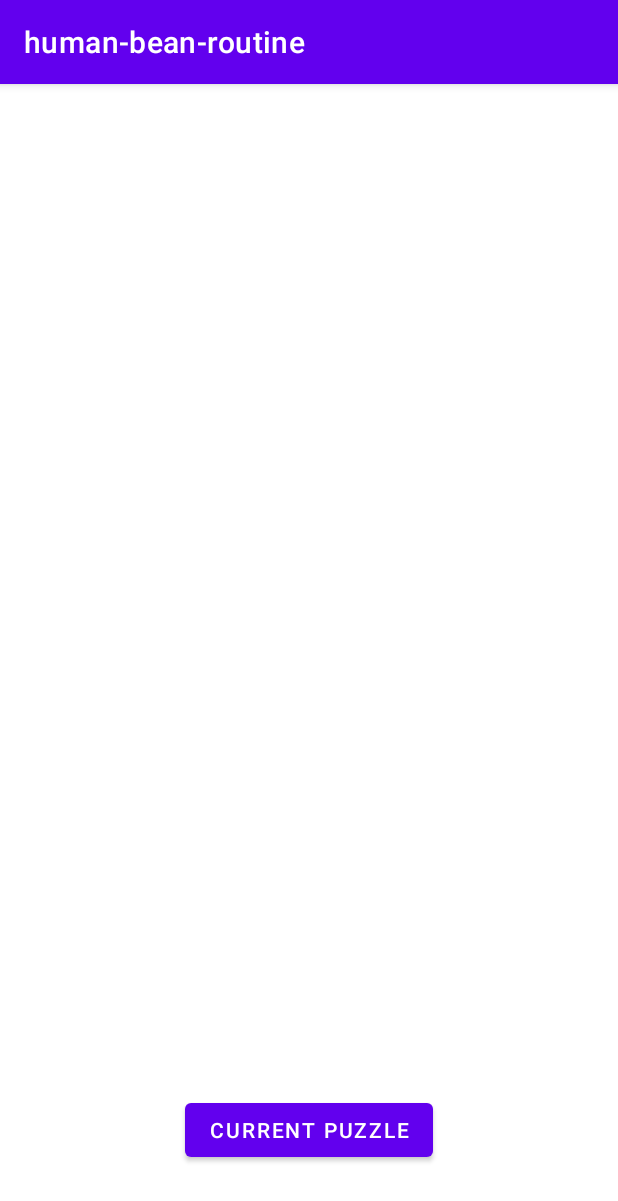
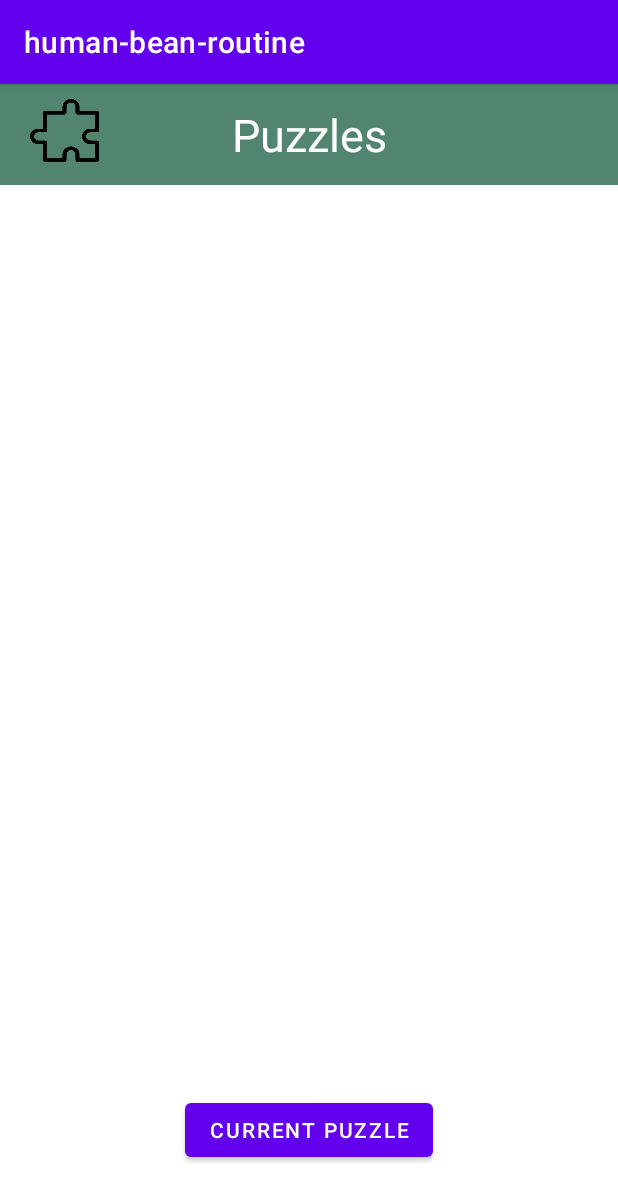
Before and after one commit to KevinGeorge11/human-bean-routine, an Android app: the PuzzleActivity screen opened directly, with no data from a screen before it, after a tap on "PREVIOUS PUZZLES", on a phone screen of 412 x 824 dp. Shown: the top 1201 px of the screen. Run offline under Robolectric (Android 15) with nearby library versions, the phone set to English and light mode, and no system bars.

Commit message:
Added puzzle header and strings

```diff
--- a/code/app/src/main/java/com/example/human_bean_routine/PuzzleActivity.java
+++ b/code/app/src/main/java/com/example/human_bean_routine/PuzzleActivity.java
@@ -35,15 +35,12 @@ public class PuzzleActivity extends AppCompatActivity {
         final ConstraintLayout layout = findViewById(R.id.clPuzzleLayout);
         ImageView imageView = findViewById(R.id.ivPuzzle);
 
-        imageView.post(new Runnable() {
-            @Override
-            public void run() {
-                pieces = splitImage();
-                for(Bitmap piece : pieces) {
-                    ImageView iv = new ImageView(getApplicationContext());
-                    iv.setImageBitmap(piece);
-                    layout.addView(iv);
-                }
+        imageView.post(() -> {
+            pieces = splitImage();
+            for(Bitmap piece : pieces) {
+                ImageView iv = new ImageView(getApplicationContext());
+                iv.setImageBitmap(piece);
+                layout.addView(iv);
             }
         });
 
--- a/code/app/src/main/res/layout/activity_previous_puzzles.xml
+++ b/code/app/src/main/res/layout/activity_previous_puzzles.xml
@@ -5,6 +5,37 @@
     android:layout_width="match_parent"
     android:layout_height="match_parent"
     tools:context=".PreviousPuzzlesActivity">
+
+    <TextView
+        android:id="@+id/tvPuzzleHeader4"
+        android:layout_width="0dp"
+        android:layout_height="67dp"
+        android:background="#52856F"
+        android:gravity="center"
+        android:lineSpacingExtra="20sp"
+        android:text="@string/puzzle"
+        android:textColor="#FFFFFF"
+        android:textSize="30sp"
+        app:layout_constraintBottom_toBottomOf="parent"
+        app:layout_constraintEnd_toEndOf="parent"
+        app:layout_constraintHorizontal_bias="0.0"
+        app:layout_constraintStart_toStartOf="parent"
+        app:layout_constraintTop_toTopOf="parent"
+        app:layout_constraintVertical_bias="0.0" />
+
+    <ImageView
+        android:id="@+id/imgPuzzle2"
+        android:layout_width="46dp"
+        android:layout_height="42dp"
+        android:layout_alignParentEnd="true"
+        android:layout_centerVertical="true"
+        android:layout_gravity="start"
+        android:layout_marginStart="20dp"
+        android:layout_marginTop="10dp"
+        android:foreground="@drawable/plugin"
+        app:layout_constraintStart_toStartOf="parent"
+        app:layout_constraintTop_toTopOf="parent"
+        tools:ignore="ContentDescription" />
 
     <Button
         android:id="@+id/bCurrentPuzzle"
--- a/code/app/src/main/res/values/strings.xml
+++ b/code/app/src/main/res/values/strings.xml
@@ -1,6 +1,7 @@
 <resources>
     <string name="app_name">human-bean-routine</string>
 
+    <string name="puzzle">Puzzles</string>
     <string name="previous_puzzles">Previous Puzzles</string>
     <string name="current_puzzle">Current Puzzle</string>
 
```
Also changed, not shown: code/app/src/main/res/layout/activity_puzzle.xml (+33 -2 lines).
